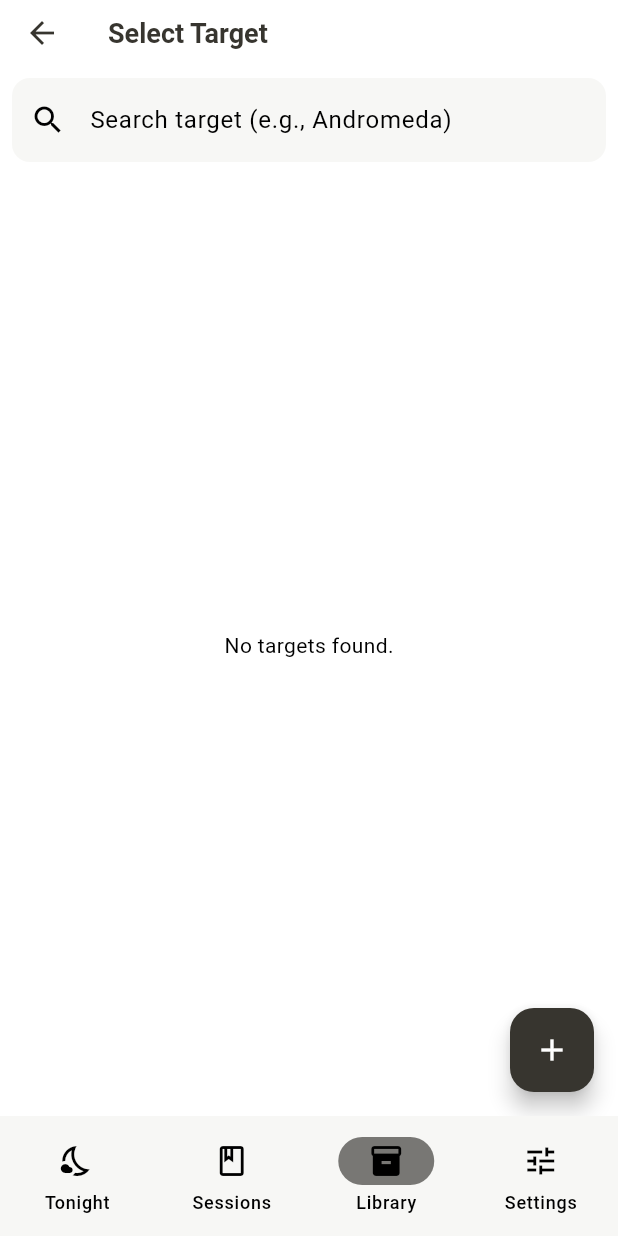
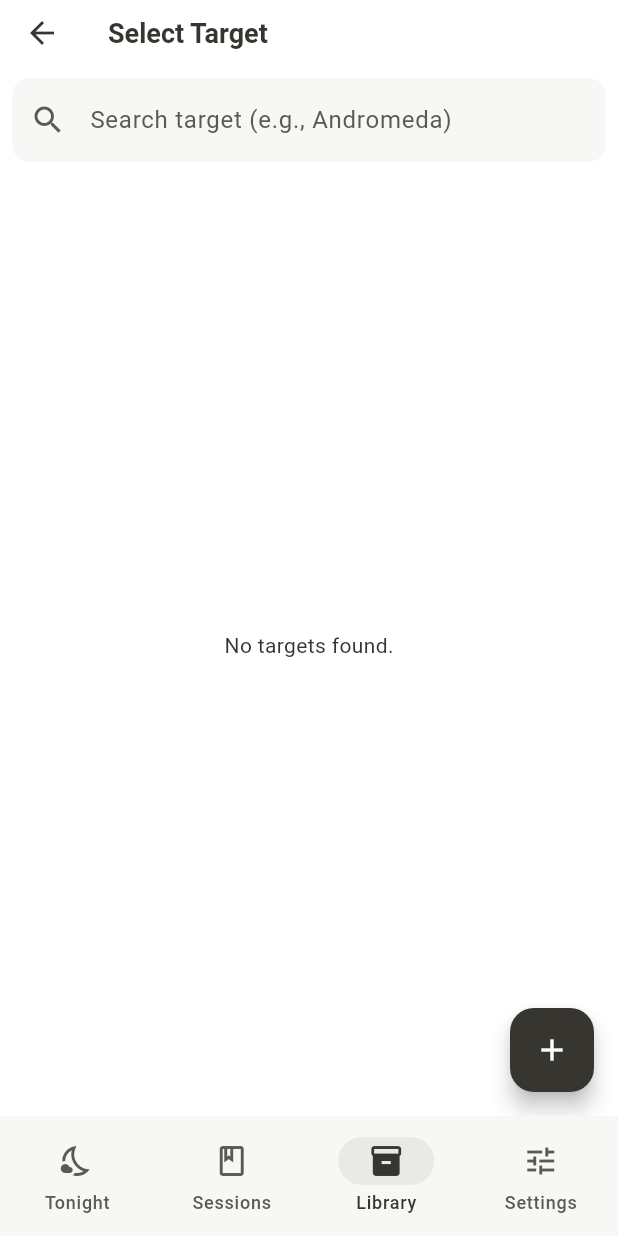
Before and after one commit to Buffur/Astro-Planner, a Flutter app: the TargetSelectionScreen screen opened by its route, on a phone screen of 412 x 824 dp. Run offline on Flutter 3.47's test engine with Material 3 defaults, Android fonts, the phone set to English and light mode, and no system bars; our stand-ins replace drift, file_picker, flutter_map, flutter_timezone, geolocator, go_router and 5 more; accounts and stored records are empty; generated files the repository leaves out were written again; statements that could not run were skipped.

Commit message:
feat(theme): S5.1 foundation tokens, type scale and the design-system gallery
Text roles (primary, secondary, tertiary, disabled), a raised surface and
border in AppPalette for light, dark and field; the colour scheme follows
them (onSurface, onSurfaceVariant, secondary, surfaceContainerHigh). One
type scale (AppTypography.scale; titles 600, nothing under 12 sp), AppRadius
and the documented AppSpacing. Light and dark roles are AA on every surface
and at least 1.3x the next role's contrast; field roles step down in red.
The first gate caught black text at 2.99:1 on a light selected segment, so
the light selected container is now explicit, with a guarding test.

New gallery test (test/presentation/design_system/) audits shared samples
in three themes at 100 and 200 % text; new docs/DESIGN_SYSTEM.md and
ARCHITECTURE B17. No screen's structure or wording changed.
Full gate PASS on the final inputs: 1,237 tests, 1 skip, 2 host E2E.

Co-Authored-By: Claude Opus 5.5 <noreply@anthropic.com>

```diff
--- a/lib/core/theme/app_colors.dart
+++ b/lib/core/theme/app_colors.dart
@@ -1,24 +1,39 @@
 import 'package:flutter/material.dart';
 
+/// The raw colours behind the three themes. Widgets never read these
+/// directly: they use `Theme.of(context).colorScheme` or [AppPalette]
+/// (TASK 12.4). The text roles (S5.1) are documented in
+/// `docs/DESIGN_SYSTEM.md`: in light and dark every role is WCAG AA
+/// (4.5:1) on the background, the surface and the raised surface, and each
+/// is at least 1.3 times the next one's contrast.
 class AppColors {
   // Light Theme
   static const Color lightBackground = Color(0xFFFFFFFF);
   static const Color lightSurface = Color(0xFFF7F7F5);
-  static const Color lightTextPrimary = Color(0xFF37352F);
-  static const Color lightTextSecondary = Color(0xFF787774);
+  static const Color lightSurfaceRaised = Color(0xFFFFFFFF);
+  static const Color lightTextPrimary = Color(0xFF37352F); // 11.4:1
+  static const Color lightTextSecondary = Color(0xFF5A5955); // 6.5:1
+  static const Color lightTextTertiary = Color(0xFF6E6D69); // 4.8:1
+  static const Color lightTextDisabled = Color(0xFFA3A29F);
   static const Color lightBorder = Color(0xFFE9E9E7);
 
   // Dark Theme
   static const Color darkBackground = Color(0xFF191919);
   static const Color darkSurface = Color(0xFF202020);
-  static const Color darkTextPrimary = Color(0xFFFFFFFF);
-  static const Color darkTextSecondary = Color(0xFF9B9B9B);
+  static const Color darkSurfaceRaised = Color(0xFF252525);
+  static const Color darkTextPrimary = Color(0xFFEBEBEA); // 12.8:1
+  static const Color darkTextSecondary = Color(0xFFA5A5A3); // 6.2:1
+  static const Color darkTextTertiary = Color(0xFF8F8F8D); // 4.7:1
+  static const Color darkTextDisabled = Color(0xFF6B6B69);
   static const Color darkBorder = Color(0xFF2F2F2F);
 
-  // Field Mode (Red)
+  // Field Mode (Red): brightness, not hue, separates the roles.
   static const Color fieldBackground = Color(0xFF000000);
   static const Color fieldSurface = Color(0xFF110000);
+  static const Color fieldSurfaceRaised = Color(0xFF1A0000);
   static const Color fieldTextPrimary = Color(0xFFFF0000);
   static const Color fieldTextSecondary = Color(0xFFAA0000);
+  static const Color fieldTextTertiary = Color(0xFF880000);
+  static const Color fieldTextDisabled = Color(0xFF660000);
   static const Color fieldBorder = Color(0xFF330000);
 }
--- a/lib/core/theme/app_palette.dart
+++ b/lib/core/theme/app_palette.dart
@@ -10,6 +10,12 @@ import 'app_colors.dart';
 @immutable
 class AppPalette extends ThemeExtension<AppPalette> {
   const AppPalette({
+    required this.textPrimary,
+    required this.textSecondary,
+    required this.textTertiary,
+    required this.textDisabled,
+    required this.surfaceRaised,
+    required this.border,
     required this.muted,
     required this.caution,
     required this.sunEvent,
@@ -31,6 +37,22 @@ class AppPalette extends ThemeExtension<AppPalette> {
     required this.bortle,
     required this.onBortle,
   });
+
+  /// The text roles (S5.1; `docs/DESIGN_SYSTEM.md`): primary for the
+  /// answer and values, secondary for labels and supporting text, tertiary
+  /// for captions and metadata. In light and dark each is WCAG AA on the
+  /// background, the surface and [surfaceRaised]; disabled is exempt (WCAG
+  /// 1.4.3 excludes inactive controls).
+  final Color textPrimary;
+  final Color textSecondary;
+  final Color textTertiary;
+  final Color textDisabled;
+
+  /// Dialogs, menus and sheets: one level above the card surface.
+  final Color surfaceRaised;
+
+  /// Card, section and field outlines; dividers.
+  final Color border;
 
   /// Secondary text and icons for empty or unknown states.
   final Color muted;
@@ -73,6 +95,12 @@ class AppPalette extends ThemeExtension<AppPalette> {
       Theme.of(context).extension<AppPalette>() ?? light;
 
   static const light = AppPalette(
+    textPrimary: AppColors.lightTextPrimary,
+    textSecondary: AppColors.lightTextSecondary,
+    textTertiary: AppColors.lightTextTertiary,
+    textDisabled: AppColors.lightTextDisabled,
+    surfaceRaised: AppColors.lightSurfaceRaised,
+    border: AppColors.lightBorder,
     muted: Colors.grey,
     caution: Color(0xFF9A5B00), // dark amber: 5.4:1 on white (AA)
     sunEvent: Colors.orange,
@@ -96,6 +124,12 @@ class AppPalette extends ThemeExtension<AppPalette> {
   );
 
   static const dark = AppPalette(
+    textPrimary: AppColors.darkTextPrimary,
+    textSecondary: AppColors.darkTextSecondary,
+    textTertiary: AppColors.darkTextTertiary,
+    textDisabled: AppColors.darkTextDisabled,
+    surfaceRaised: AppColors.darkSurfaceRaised,
+    border: AppColors.darkBorder,
     muted: Colors.grey,
     caution: Color(0xFFFFB74D), // orange.shade300
     sunEvent: Colors.orange,
@@ -120,6 +154,12 @@ class AppPalette extends ThemeExtension<AppPalette> {
 
   /// Red on black only: brightness, not hue, tells elements apart.
   static const field = AppPalette(
+    textPrimary: AppColors.fieldTextPrimary,
+    textSecondary: AppColors.fieldTextSecondary,
+    textTertiary: AppColors.fieldTextTertiary,
+    textDisabled: AppColors.fieldTextDisabled,
+    surfaceRaised: AppColors.fieldSurfaceRaised,
+    border: AppColors.fieldBorder,
     muted: AppColors.fieldTextSecondary,
     // As bright as "Fits": in red mode the word carries the caution.
     caution: AppColors.fieldTextPrimary,
@@ -193,6 +233,12 @@ class AppPalette extends ThemeExtension<AppPalette> {
 
   /// Every token, for tests.
   List<Color> get all => [
+    textPrimary,
+    textSecondary,
+    textTertiary,
+    textDisabled,
+    surfaceRaised,
+    border,
     muted,
     caution,
     sunEvent,
--- /dev/null
+++ b/lib/core/theme/app_radius.dart
@@ -0,0 +1,12 @@
+/// Corner radii (S5.1), in logical pixels. One scale for the whole app;
+/// see `docs/DESIGN_SYSTEM.md`.
+abstract final class AppRadius {
+  /// Cards, sections, text fields and buttons.
+  static const double small = 6;
+
+  /// Dialogs, bottom sheets and a swiped row's background.
+  static const double large = 12;
+
+  /// Pills and chips.
+  static const double pill = 999;
+}
--- a/lib/core/theme/app_spacing.dart
+++ b/lib/core/theme/app_spacing.dart
@@ -1,3 +1,7 @@
+/// The spacing scale, in logical pixels (documented in S5.1; see
+/// `docs/DESIGN_SYSTEM.md`). The rhythm: [md] is a screen's side padding
+/// and a card's inner padding; [lg] separates sections; [sm] separates rows
+/// within a section; [xs] separates a label from its value.
 class AppSpacing {
   static const double xs = 4.0;
   static const double sm = 8.0;
--- a/lib/core/theme/app_theme.dart
+++ b/lib/core/theme/app_theme.dart
@@ -2,10 +2,15 @@ import 'package:flutter/material.dart';
 
 import 'app_colors.dart';
 import 'app_palette.dart';
+import 'app_radius.dart';
+import 'app_typography.dart';
 
 /// The app's three themes (TASK 12.4): light, dark and red field mode.
 /// Colours come from [AppColors] and [AppPalette] tokens; text is never
-/// smaller than 12 sp.
+/// smaller than 12 sp. Since S5.1 the text roles drive the colour scheme
+/// (`onSurface` is the primary text, `onSurfaceVariant` and `secondary`
+/// the secondary text), `surfaceContainerHigh` is the raised surface, and
+/// [AppTypography.scale] sets every style's size and weight.
 class AppTheme {
   static final ThemeData light = _withTokens(
     ThemeData(
@@ -27,7 +32,14 @@ class AppTheme {
       colorScheme: const ColorScheme.light(
         primary: AppColors.lightTextPrimary,
         secondary: AppColors.lightTextSecondary,
+        // Selected segments and the navigation indicator: a light fill
+        // with primary text (Material would derive them from secondary).
+        secondaryContainer: AppColors.lightBorder,
+        onSecondaryContainer: AppColors.lightTextPrimary,
         surface: AppColors.lightSurface,
+        onSurface: AppColors.lightTextPrimary,
+        onSurfaceVariant: AppColors.lightTextSecondary,
+        surfaceContainerHigh: AppColors.lightSurfaceRaised,
       ),
       dividerTheme: const DividerThemeData(
         color: AppColors.lightBorder,
@@ -38,7 +50,7 @@ class AppTheme {
         color: AppColors.lightSurface,
         elevation: 0,
         shape: RoundedRectangleBorder(
-          borderRadius: BorderRadius.circular(6),
+          borderRadius: BorderRadius.circular(AppRadius.small),
           side: const BorderSide(color: AppColors.lightBorder),
         ),
         margin: EdgeInsets.zero,
@@ -68,6 +80,9 @@ class AppTheme {
         primary: AppColors.darkTextPrimary,
         secondary: AppColors.darkTextSecondary,
         surface: AppColors.darkSurface,
+        onSurface: AppColors.darkTextPrimary,
+        onSurfaceVariant: AppColors.darkTextSecondary,
+        surfaceContainerHigh: AppColors.darkSurfaceRaised,
       ),
       dividerTheme: const DividerThemeData(
         color: AppColors.darkBorder,
@@ -78,7 +93,7 @@ class AppTheme {
         color: AppColors.darkSurface,
         elevation: 0,
         shape: RoundedRectangleBorder(
-          borderRadius: BorderRadius.circular(6),
+          borderRadius: BorderRadius.circular(AppRadius.small),
           side: const BorderSide(color: AppColors.darkBorder),
         ),
         margin: EdgeInsets.zero,
@@ -115,7 +130,7 @@ class AppTheme {
     surfaceContainerLowest: AppColors.fieldBackground,
     surfaceContainerLow: AppColors.fieldSurface,
     surfaceContainer: AppColors.fieldSurface,
-    surfaceContainerHigh: Color(0xFF1A0000),
+    surfaceContainerHigh: AppColors.fieldSurfaceRaised,
     surfaceContainerHighest: Color(0xFF220000),
     outline: Color(0xFF660000),
     outlineVariant: AppColors.fieldBorder,
@@ -136,7 +151,7 @@ class AppTheme {
       cardColor: AppColors.fieldSurface,
       dividerColor: AppColors.fieldBorder,
       hintColor: AppColors.fieldTextSecondary,
-      disabledColor: const Color(0xFF660000),
+      disabledColor: AppColors.fieldTextDisabled,
       unselectedWidgetColor: AppColors.fieldTextSecondary,
       hoverColor: const Color(0x1FFF0000),
       focusColor: const Color(0x1FFF0000),
@@ -165,7 +180,7 @@ class AppTheme {
         color: AppColors.fieldSurface,
         elevation: 0,
         shape: RoundedRectangleBorder(
-          borderRadius: BorderRadius.circular(6),
+          borderRadius: BorderRadius.circular(AppRadius.small),
           side: const BorderSide(color: AppColors.fieldBorder),
         ),
         margin: EdgeInsets.zero,
@@ -197,15 +212,15 @@ class AppTheme {
   ];
 
   /// Adds the palette and the shared type scale (no text under 12 sp).
+  /// The scale's sizes and weights override Material's geometry; the
+  /// colours stay the theme's.
   static ThemeData _withTokens(
     ThemeData base,
     AppPalette palette, {
     Color? textColor,
   }) {
     TextTheme readable(TextTheme t) {
-      final scaled = t.copyWith(
-        labelSmall: t.labelSmall?.copyWith(fontSize: 12),
-      );
+      final scaled = t.merge(AppTypography.scale);
       return textColor == null
           ? scaled
           : scaled.apply(bodyColor: textColor, displayColor: textColor);
--- /dev/null
+++ b/lib/core/theme/app_typography.dart
@@ -0,0 +1,29 @@
+import 'package:flutter/material.dart';
+
+/// The type scale (S5.1): size, line height and weight for every style,
+/// shared by the three themes. Colours come from the theme (the text roles
+/// in [AppPalette]); letter spacing stays Material's. Nothing is under
+/// 12 sp. The roles each style serves are in `docs/DESIGN_SYSTEM.md`.
+abstract final class AppTypography {
+  static TextStyle _style(double size, double lineHeight, FontWeight weight) =>
+      TextStyle(fontSize: size, height: lineHeight / size, fontWeight: weight);
+
+  static final TextTheme scale = TextTheme(
+    displayLarge: _style(57, 64, FontWeight.w400),
+    displayMedium: _style(45, 52, FontWeight.w400),
+    displaySmall: _style(36, 44, FontWeight.w400),
+    headlineLarge: _style(32, 40, FontWeight.w400),
+    headlineMedium: _style(28, 36, FontWeight.w400),
+    headlineSmall: _style(24, 32, FontWeight.w400),
+    // Titles carry the hierarchy: heavier than Material's defaults.
+    titleLarge: _style(20, 28, FontWeight.w600),
+    titleMedium: _style(16, 24, FontWeight.w600),
+    titleSmall: _style(14, 20, FontWeight.w600),
+    bodyLarge: _style(16, 24, FontWeight.w400),
+    bodyMedium: _style(14, 20, FontWeight.w400),
+    bodySmall: _style(12, 16, FontWeight.w400),
+    labelLarge: _style(14, 20, FontWeight.w500),
+    labelMedium: _style(12, 16, FontWeight.w500),
+    labelSmall: _style(12, 16, FontWeight.w500),
+  );
+}
```
Also changed, not shown: 9 other files.
